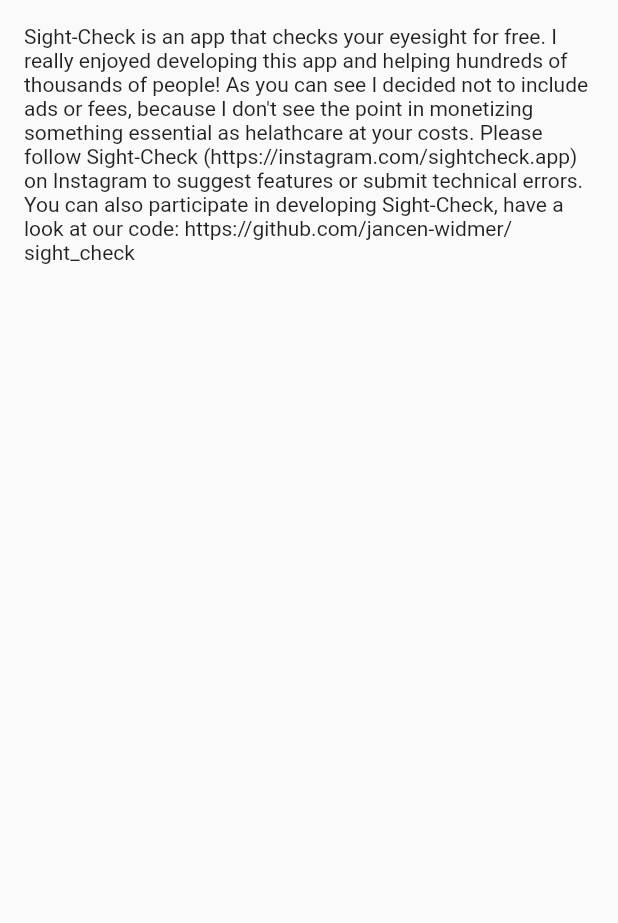
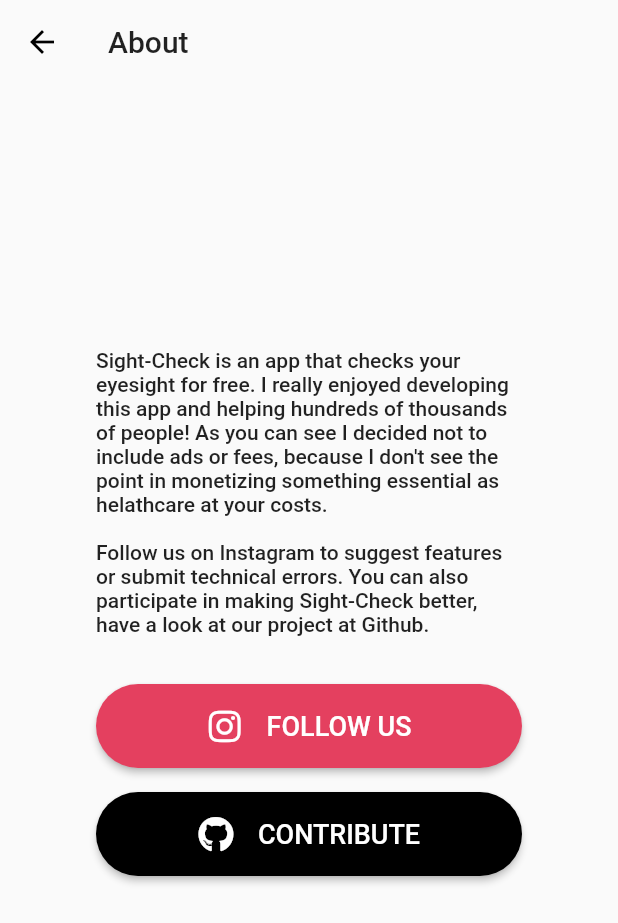
Before and after one commit to binc0/sight-check, a Flutter app: the AboutPage screen opened directly, on a phone screen of 412 x 824 dp. Shown: the top 923 px of the screen. Run offline on Flutter 3.47's test engine with Material 2 defaults, Android fonts, the phone set to English and light mode, and no system bars; our stand-ins replace font_awesome_flutter, share; missing offline and left inert: launch_review.

Commit message:
Social Media Buttons

```diff
--- a/lib/AboutPage.dart
+++ b/lib/AboutPage.dart
@@ -1,4 +1,7 @@
+import 'package:flutter/cupertino.dart';
 import 'package:flutter/material.dart';
+import 'package:sight_check/components/GithubButton.dart';
+import 'package:sight_check/components/InstagramButton.dart';
 
 class AboutPage extends StatelessWidget {
   const AboutPage({Key key}) : super(key: key);
@@ -6,10 +9,33 @@ class AboutPage extends StatelessWidget {
   @override
   Widget build(BuildContext context) {
     return Scaffold(
+      appBar: AppBar(
+          title: Text("About"),
+          backgroundColor: Theme.of(context).scaffoldBackgroundColor,
+          elevation: 0,
+          leading: IconButton(
+            icon: Icon(Icons.arrow_back),
+            onPressed: () => Navigator.pop(context, false),
+          )),
       body: Container(
-        margin: EdgeInsets.all(16),
-        child: Text(
-            "Sight-Check is an app that checks your eyesight for free. I really enjoyed developing this app and helping hundreds of thousands of people! As you can see I decided not to include ads or fees, because I don't see the point in monetizing something essential as helathcare at your costs. Please follow Sight-Check (https://instagram.com/sightcheck.app) on Instagram to suggest features or submit technical errors. You can also participate in developing Sight-Check, have a look at our code: https://github.com/jancen-widmer/sight_check"),
+        margin: EdgeInsets.only(left: 64, right: 64, bottom: 64),
+        child: Column(
+          mainAxisAlignment: MainAxisAlignment.center,
+          children: <Widget>[
+            Text(
+              "Sight-Check is an app that checks your eyesight for free. I really enjoyed developing this app and helping hundreds of thousands of people! As you can see I decided not to include ads or fees, because I don't see the point in monetizing something essential as helathcare at your costs.\n\nFollow us on Instagram to suggest features or submit technical errors. You can also participate in making Sight-Check better, have a look at our project at Github.",
+              style: Theme.of(context).textTheme.body2,
+            ),
+            Container(
+              height: 32,
+            ),
+            InstagramButton(),
+            Container(
+              height: 16,
+            ),
+            GithubButton(),
+          ],
+        ),
       ),
     );
   }
--- a/lib/HomePage.dart
+++ b/lib/HomePage.dart
@@ -1,4 +1,5 @@
 import 'package:flutter/material.dart';
+import 'package:font_awesome_flutter/font_awesome_flutter.dart';
 import 'package:sight_check/components/IntroCard.dart';
 import 'package:share/share.dart';
 import 'package:launch_review/launch_review.dart';
@@ -16,10 +17,12 @@ class _HomePageState extends State<HomePage> {
   Widget build(BuildContext context) {
     return Scaffold(
       appBar: AppBar(
+        backgroundColor: Theme.of(context).scaffoldBackgroundColor,
+        elevation: 0,
         title: const Text("Sight-Check"),
         actions: <Widget>[
           IconButton(
-            icon: Icon(Icons.star),
+            icon: Icon(FontAwesomeIcons.smileBeam),
             onPressed: () {
               LaunchReview.launch(
                   androidAppId: "com.michaeljancen.sight_check",
--- /dev/null
+++ b/lib/components/GithubButton.dart
@@ -0,0 +1,32 @@
+import 'package:flutter/material.dart';
+import 'package:font_awesome_flutter/font_awesome_flutter.dart';
+
+class GithubButton extends StatelessWidget {
+  const GithubButton({Key key}) : super(key: key);
+
+  @override
+  Widget build(BuildContext context) {
+    return MaterialButton(
+      child: Row(
+        mainAxisAlignment: MainAxisAlignment.center,
+        children: <Widget>[
+          Icon(FontAwesomeIcons.github, color: Colors.white),
+          Container(
+            width: 16,
+          ),
+          Text(
+            "Contribute".toUpperCase(),
+            style: TextStyle(
+              color: Colors.white,
+              fontSize: 18,
+            ),
+          ),
+        ],
+      ),
+      color: Colors.black,
+      padding: EdgeInsets.only(top: 16, right: 64, bottom: 16, left: 64),
+      shape: StadiumBorder(),
+      onPressed: () {},
+    );
+  }
+}
--- /dev/null
+++ b/lib/components/InstagramButton.dart
@@ -0,0 +1,32 @@
+import 'package:flutter/material.dart';
+import 'package:font_awesome_flutter/font_awesome_flutter.dart';
+
+class InstagramButton extends StatelessWidget {
+  const InstagramButton({Key key}) : super(key: key);
+
+  @override
+  Widget build(BuildContext context) {
+    return MaterialButton(
+      child: Row(
+        mainAxisAlignment: MainAxisAlignment.center,
+        children: <Widget>[
+          Icon(FontAwesomeIcons.instagram, color: Colors.white),
+          Container(
+            width: 16,
+          ),
+          Text(
+            "Follow us".toUpperCase(),
+            style: TextStyle(
+              color: Colors.white,
+              fontSize: 18,
+            ),
+          ),
+        ],
+      ),
+      color: Color(0xffe4405f),
+      padding: EdgeInsets.only(top: 16, right: 64, bottom: 16, left: 64),
+      shape: StadiumBorder(),
+      onPressed: () {},
+    );
+  }
+}
--- a/pubspec.yaml
+++ b/pubspec.yaml
@@ -25,6 +25,7 @@ dependencies:
   cupertino_icons: ^0.1.2
   share: ^0.5.2
   launch_review: ^2.0.0
+  font_awesome_flutter: ^8.0.1
 
 dev_dependencies:
   flutter_test:
```
Also changed, not shown: pubspec.lock.
